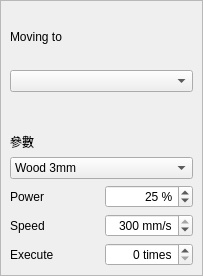
Above: src/widgets/panels/layer-params-panel.ui from flux3dp/swiftray before the change. Below: the same form after it.
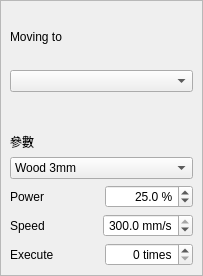
That is the form after the change.

Commit message:
Feature/change layer power and speed to double (#306)
* change layer speed and power to double

* Add error message when the bb file version overrange

The edit to the form file:
```diff
--- a/src/widgets/panels/layer-params-panel.ui
+++ b/src/widgets/panels/layer-params-panel.ui
@@ -149,21 +149,27 @@
           </widget>
          </item>
          <item>
-          <widget class="QSpinBox" name="powerSpinBox">
-           <property name="enabled">
-            <bool>true</bool>
-           </property>
+          <widget class="QDoubleSpinBox" name="powerSpinBox">
            <property name="alignment">
             <set>Qt::AlignRight|Qt::AlignTrailing|Qt::AlignVCenter</set>
            </property>
+           <property name="prefix">
+            <string/>
+           </property>
            <property name="suffix">
             <string> %</string>
            </property>
+           <property name="decimals">
+            <number>1</number>
+           </property>
            <property name="maximum">
-            <number>100</number>
+            <double>100.000000000000000</double>
+           </property>
+           <property name="singleStep">
+            <double>0.100000000000000</double>
            </property>
            <property name="value">
-            <number>25</number>
+            <double>25.000000000000000</double>
            </property>
           </widget>
          </item>
@@ -179,18 +185,24 @@
           </widget>
          </item>
          <item>
-          <widget class="QSpinBox" name="speedSpinBox">
+          <widget class="QDoubleSpinBox" name="speedSpinBox">
            <property name="alignment">
             <set>Qt::AlignRight|Qt::AlignTrailing|Qt::AlignVCenter</set>
            </property>
            <property name="suffix">
             <string> mm/s</string>
            </property>
+           <property name="decimals">
+            <number>1</number>
+           </property>
            <property name="maximum">
-            <number>300</number>
+            <double>300.000000000000000</double>
+           </property>
+           <property name="singleStep">
+            <double>0.100000000000000</double>
            </property>
            <property name="value">
-            <number>300</number>
+            <double>300.000000000000000</double>
            </property>
           </widget>
          </item>
```
The commit also changes 11 other files.
